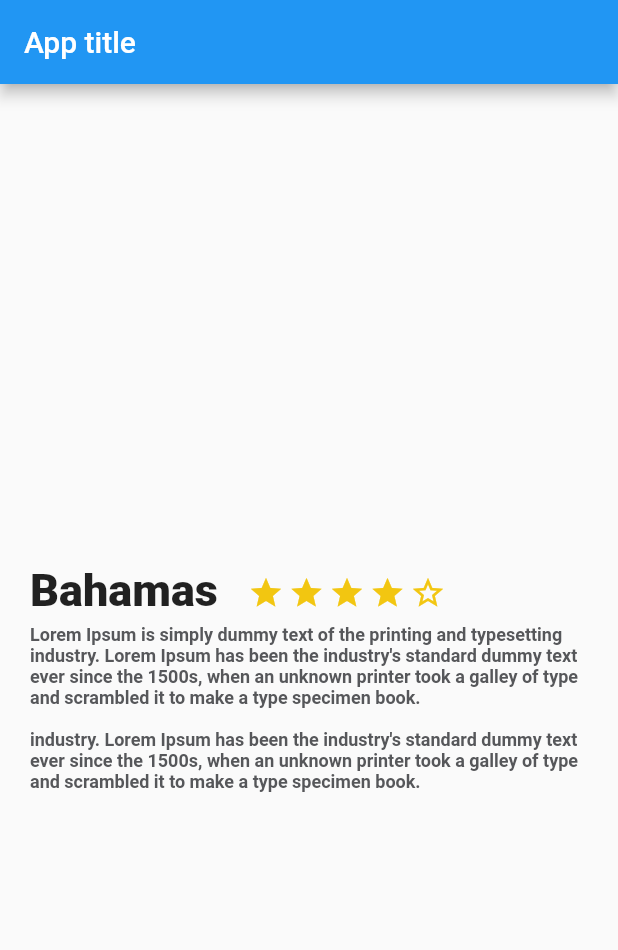
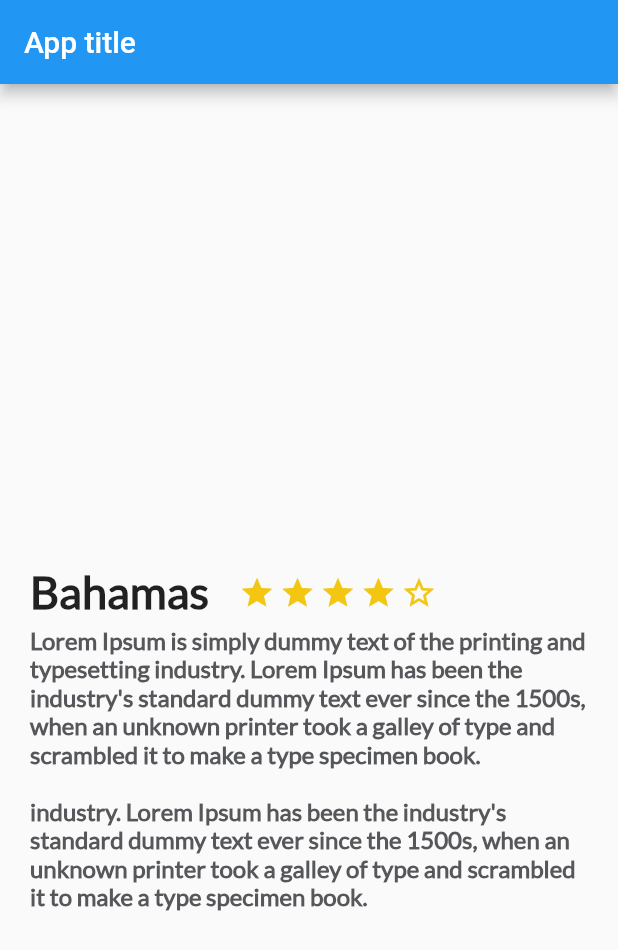
Before and after one commit to killerwilmer/flutter, a Flutter app: the screen it shows after launch, on a phone screen of 412 x 824 dp. Shown: the top 950 px of the screen. Run offline on Flutter 3.47's test engine with Material 2 defaults, Android fonts, the phone set to English and light mode, and no system bars.

Commit message:
use font in style

```diff
--- a/platzi/Curso_de_Flutter/trips_app/lib/description_place.dart
+++ b/platzi/Curso_de_Flutter/trips_app/lib/description_place.dart
@@ -22,7 +22,8 @@ class DescriptionPlace extends StatelessWidget {
         descriptionPlace,
         textAlign: TextAlign.left,
         style: TextStyle(
-            fontSize: 12.0,
+            fontFamily: "Lato",
+            fontSize: 16.0,
             fontWeight: FontWeight.bold,
             color: Color(0xFF56575a)
         ),
@@ -77,6 +78,7 @@ class DescriptionPlace extends StatelessWidget {
           child: Text(
             namePlace,
             style: TextStyle(
+              fontFamily: "Lato",
               fontSize: 30.0,
               fontWeight: FontWeight.w900
             ),
```
